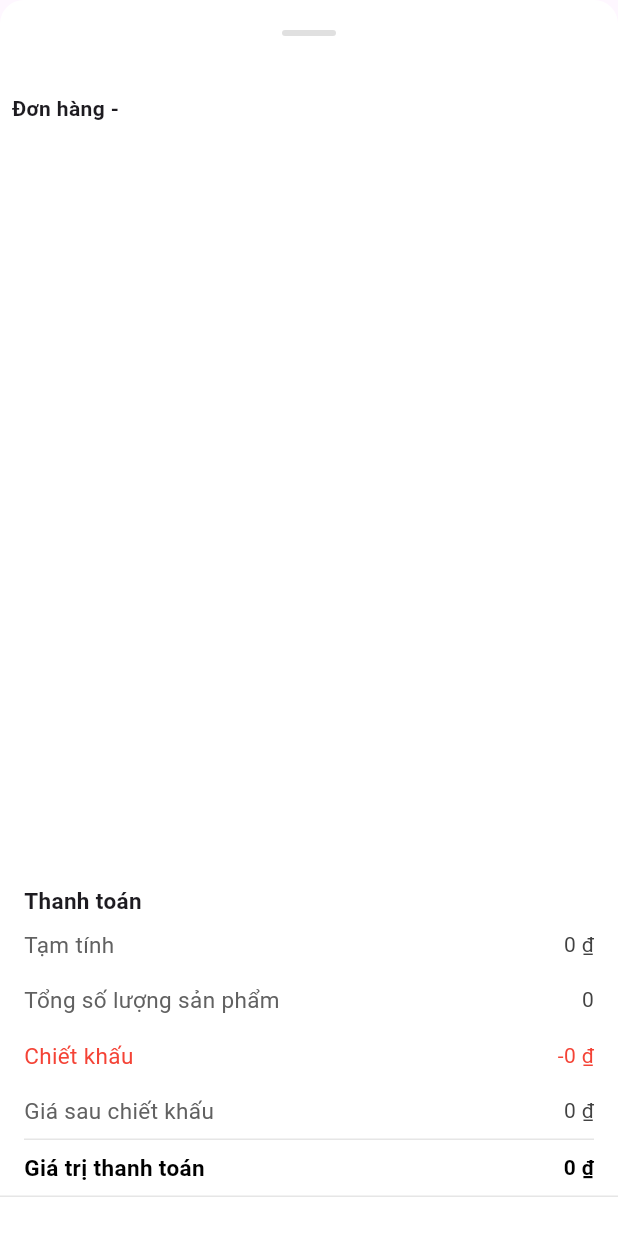
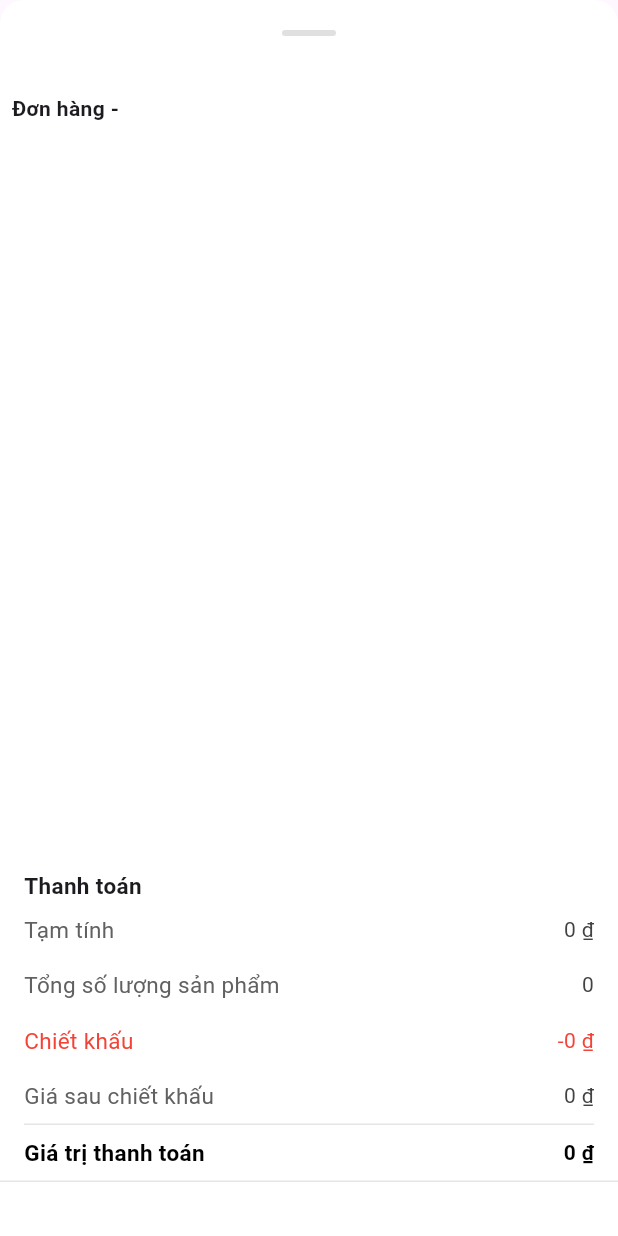
Before and after one commit to tritoan24/HOconnectBiz, a Flutter app: the ChiTietDonHang widget shown alone on an empty page, opened directly with empty values, on a phone screen of 412 x 824 dp. Run offline on Flutter 3.47's test engine with Material 3 defaults, Android fonts, the phone set to English and light mode, and no system bars; our stand-ins replace cached_network_image, carousel_slider, convex_bottom_bar, device_info_plus, dropdown_button2, firebase_core and 17 more; missing offline and left inert: dart:ffi, flutter_facebook_auth, form_builder_image_picker, onesignal_flutter; accounts and stored records are empty; network calls fail; project files that could hold a hidden picture were left out.

Commit message:
tritoan fix button sat ô dưới

```diff
--- a/lib/screens/chat/create_order.dart
+++ b/lib/screens/chat/create_order.dart
@@ -244,7 +244,8 @@ class _CreateOrderState extends State<CreateOrder> {
                                       child: poductsList.isEmpty
                                           ? const Center(
                                               child:
-                                                  CircularProgressIndicator())
+                                                  Text('Không có sản phẩm nào'),
+                                            )
                                           : ListView.builder(
                                               itemCount: poductsList.length,
                                               itemBuilder: (context, index) {
--- a/lib/screens/tin_mua_hang/chi_tiet_don_hang.dart
+++ b/lib/screens/tin_mua_hang/chi_tiet_don_hang.dart
@@ -190,6 +190,9 @@ class _ChiTietDonHangState extends State<ChiTietDonHang> {
             return _buildStatusWidget(
                 statusText, widget.donHang.id, widget.hideButtons, context);
           },
+        ),
+        const SizedBox(
+          height: 10,
         ),
       ]),
     );
```
